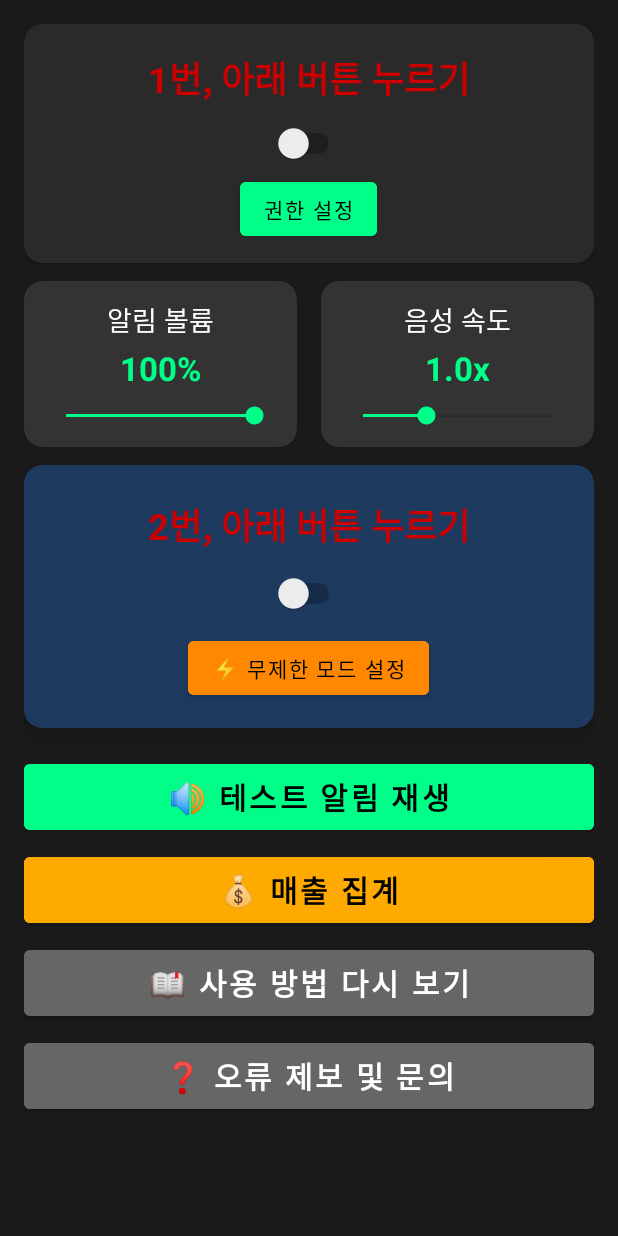
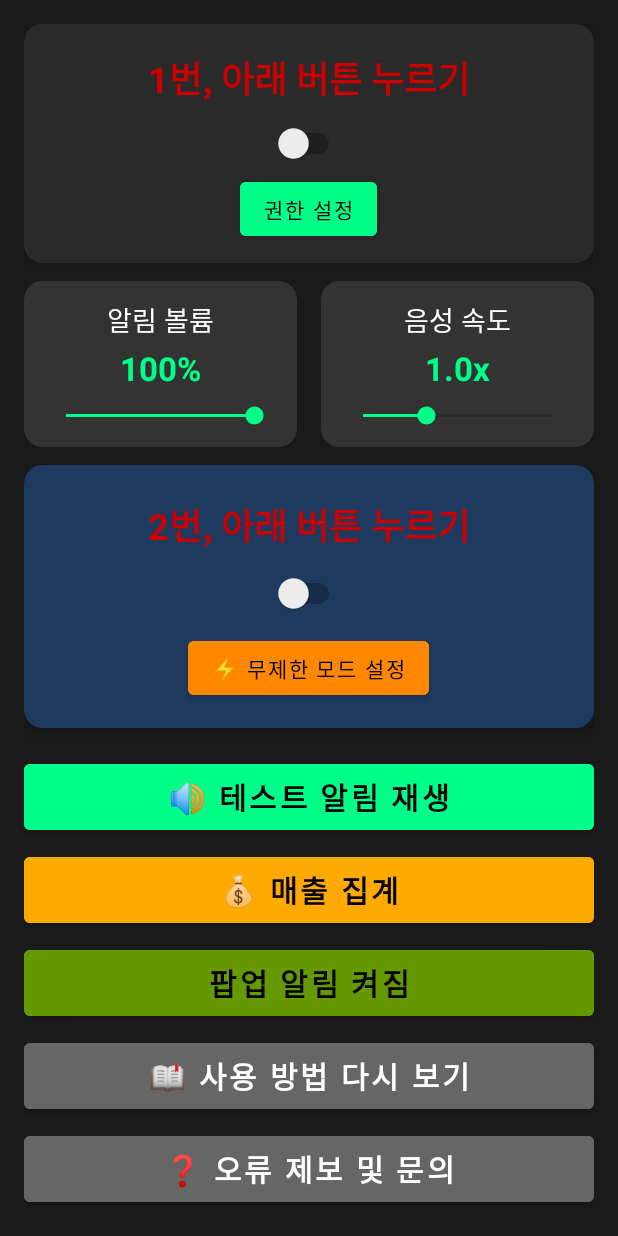
Before and after one commit to JIsseokOh/bankvoicealert-privacy, an Android app: the screen it shows after launch (MainActivity), on a phone screen of 412 x 824 dp. Run offline under Robolectric (Android 15) with nearby library versions, the light colour scheme and no system bars; our stand-ins replace AdMob; 4 statements that could not run were skipped.

Commit message:
v1.3.40: Add visual popup notification on deposit with toggle control
- Add on-screen popup alert (5 seconds) when deposit is detected
- Include AdMob banner ad in popup notification overlay
- Add popup notification toggle button below sales summary
- Green/enabled by default, red when disabled
- Popup respects toggle state for both real deposits and test alerts
- Tap anywhere on popup to dismiss immediately

```diff
--- a/app/build.gradle
+++ b/app/build.gradle
@@ -11,8 +11,8 @@ android {
         applicationId "com.family.bankvoicealert"
         minSdk 21
         targetSdk 35
-        versionCode 70
-        versionName "1.3.39"
+        versionCode 71
+        versionName "1.3.40"
 
         testInstrumentationRunner "androidx.test.runner.AndroidJUnitRunner"
     }
--- a/app/src/main/java/com/family/bankvoicealert/MainActivity.kt
+++ b/app/src/main/java/com/family/bankvoicealert/MainActivity.kt
@@ -53,6 +53,7 @@ class MainActivity : AppCompatActivity() {
     private lateinit var backgroundText: TextView
     private lateinit var batteryOptimizationButton: Button
     private lateinit var salesSummaryButton: Button
+    private lateinit var popupToggleButton: Button
     private lateinit var depositDataManager: DepositDataManager
 
     override fun attachBaseContext(newBase: Context) {
@@ -122,6 +123,7 @@ class MainActivity : AppCompatActivity() {
         backgroundText = findViewById(R.id.backgroundText)
         batteryOptimizationButton = findViewById(R.id.batteryOptimizationButton)
         salesSummaryButton = findViewById(R.id.salesSummaryButton)
+        popupToggleButton = findViewById(R.id.popupToggleButton)
     }
 
     private fun loadSettings() {
@@ -143,6 +145,9 @@ class MainActivity : AppCompatActivity() {
 
         // 배터리 최적화 상태에 따라 버튼 텍스트 업데이트
         updateBatteryOptimizationButton()
+
+        // 팝업 알림 상태 로드
+        updatePopupToggleButton(prefs.getBoolean("popup_alert_enabled", true))
     }
 
     private fun setupListeners() {
@@ -189,6 +194,13 @@ class MainActivity : AppCompatActivity() {
 
         salesSummaryButton.setOnClickListener {
             showSalesSummaryDialog()
+        }
+
+        popupToggleButton.setOnClickListener {
+            val current = prefs.getBoolean("popup_alert_enabled", true)
+            val newState = !current
+            prefs.edit().putBoolean("popup_alert_enabled", newState).apply()
+            updatePopupToggleButton(newState)
         }
 
         helpButton.setOnClickListener {
@@ -281,7 +293,14 @@ class MainActivity : AppCompatActivity() {
     private fun testVoiceAlert() {
         // 고정값: 입금확인 1만원
         ttsManager.speakDeposit("테스트", "10000")
-        Toast.makeText(this, "입금확인 1만원 테스트 재생", Toast.LENGTH_SHORT).show()
+
+        // 팝업 알림이 켜져 있을 때만 표시
+        if (prefs.getBoolean("popup_alert_enabled", true)) {
+            val intent = Intent(this, DepositAlertActivity::class.java).apply {
+                putExtra(DepositAlertActivity.EXTRA_AMOUNT, "10,000원")
+            }
+            startActivity(intent)
+        }
     }
 
     override fun onResume() {
@@ -401,6 +420,20 @@ class MainActivity : AppCompatActivity() {
         // 스위치 상태만 변경
         if (enabled != backgroundSwitch.isChecked) {
             backgroundSwitch.isChecked = enabled
+        }
+    }
+
+    private fun updatePopupToggleButton(enabled: Boolean) {
+        if (enabled) {
+            popupToggleButton.text = "팝업 알림 켜짐"
+            popupToggleButton.backgroundTintList = android.content.res.ColorStateList.valueOf(
+                ContextCompat.getColor(this, android.R.color.holo_green_dark)
+            )
+        } else {
+            popupToggleButton.text = "팝업 알림 꺼짐"
+            popupToggleButton.backgroundTintList = android.content.res.ColorStateList.valueOf(
+                ContextCompat.getColor(this, android.R.color.holo_red_dark)
+            )
         }
     }
 
--- a/app/src/main/res/layout/activity_main.xml
+++ b/app/src/main/res/layout/activity_main.xml
@@ -239,6 +239,18 @@
         android:textColor="#000000"
         android:layout_marginTop="6dp"/>
 
+    <!-- 팝업 알림 토글 버튼 -->
+    <Button
+        android:id="@+id/popupToggleButton"
+        android:layout_width="match_parent"
+        android:layout_height="56dp"
+        android:text="팝업 알림 켜짐"
+        android:textSize="20sp"
+        android:textStyle="bold"
+        android:backgroundTint="#00cc66"
+        android:textColor="#000000"
+        android:layout_marginTop="6dp"/>
+
     <!-- 도움말 버튼 -->
     <Button
         android:id="@+id/helpButton"
--- a/app/src/main/res/values/themes.xml
+++ b/app/src/main/res/values/themes.xml
@@ -15,4 +15,14 @@
         <!-- Customize your theme here -->
         <item name="android:windowBackground">#1a1a1a</item>
     </style>
+
+    <!-- Deposit alert overlay theme -->
+    <style name="Theme.DepositAlert" parent="Theme.MaterialComponents.DayNight.NoActionBar">
+        <item name="android:windowIsTranslucent">true</item>
+        <item name="android:windowBackground">@android:color/transparent</item>
+        <item name="android:windowNoTitle">true</item>
+        <item name="android:backgroundDimEnabled">true</item>
+        <item name="android:backgroundDimAmount">0.3</item>
+        <item name="android:windowAnimationStyle">@android:style/Animation.Toast</item>
+    </style>
 </resources>
```
Also changed, not shown: app/src/main/AndroidManifest.xml (+11 -0 lines), app/src/main/java/com/family/bankvoicealert/BankNotificationService.kt (+58 -0 lines), app/src/main/java/com/family/bankvoicealert/DepositAlertActivity.kt (added, +76 -0 lines), app/src/main/res/layout/activity_deposit_alert.xml (added, +81 -0 lines).
